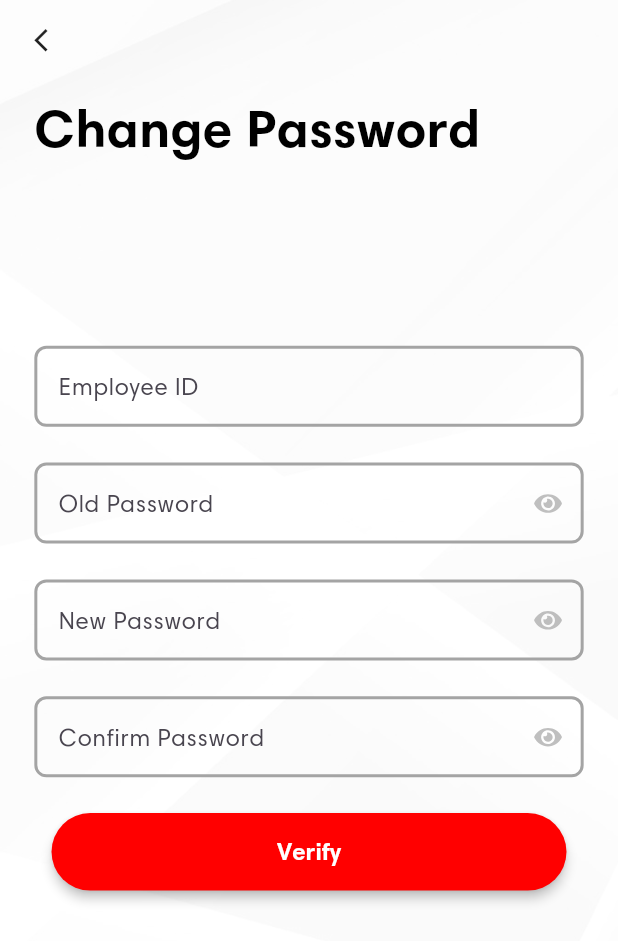
After one commit to syedrehan46/Maple-Leaf, a Flutter app: the ChangePasswordView screen opened directly, on a phone screen of 412 x 824 dp. The commit adds this screen. Shown: the top 941 px of the screen. Run offline on Flutter 3.47's test engine with Material 3 defaults, Android fonts, the phone set to English and light mode, and no system bars; our stand-ins replace device_info_plus, firebase_core, flutter_easyloading, flutter_screenutil, flutter_svg, get and 3 more; accounts and stored records are empty.

Commit message:
add auth screens ui

```diff
--- /dev/null
+++ b/lib/view/auth/change_password_view.dart
@@ -0,0 +1,79 @@
+import 'package:flutter/material.dart';
+import 'package:flutter_screenutil/flutter_screenutil.dart';
+import 'package:get/get.dart';
+
+import '../../utils/app_colors.dart';
+import '../../utils/app_fonts.dart';
+import '../../utils/ui_helper.dart';
+
+class ChangePasswordView extends StatefulWidget {
+  const ChangePasswordView({super.key});
+
+  @override
+  State<ChangePasswordView> createState() => _ChangePasswordViewState();
+}
+
+class _ChangePasswordViewState extends State<ChangePasswordView> {
+  TextEditingController usernameController = TextEditingController();
+  TextEditingController oldPasswordController = TextEditingController();
+  TextEditingController newPasswordController = TextEditingController();
+  TextEditingController confirmPasswordController = TextEditingController();
+  @override
+  Widget build(BuildContext context) {
+    return Scaffold(
+      body: SafeArea(
+        child: Stack(
+          children: [
+            Positioned.fill(child: Container(
+              decoration: BoxDecoration(
+                image: DecorationImage(
+                  image: AssetImage("assets/images/menu_bg.png"),
+                  fit: BoxFit.cover,
+                ),
+              ),
+            )),
+            Padding(
+              padding: EdgeInsets.symmetric(horizontal: 20.w),
+              child: Column(
+                crossAxisAlignment: CrossAxisAlignment.start,
+                children: [
+                  SizedBox(height: 15.h,),
+                  Row(
+                    mainAxisAlignment: MainAxisAlignment.spaceBetween,
+                    children: [
+                      GestureDetector(
+                          onTap: ()=> Get.back(),
+                          child: Icon(Icons.arrow_back_ios, size: 16.r,)),
+                    ],
+                  ),
+                  SizedBox(height: 20.h,),
+                  Text("Change Password", style: AppFonts.styleHarmoniaBold31W600(AppColors.blackColor),),
+                  SizedBox(height: 100.h,),
+                  UiHelper.customTextField(controller: usernameController,labelText: "Employee ID"),
+                  SizedBox(height: 20.h,),
+                  UiHelper.customPassTextField(controller: oldPasswordController, obscureText: true, isPasswordVisible: true, onPress: (){}, hintText: "Old Password"),
+                  SizedBox(height: 20.h,),
+                  UiHelper.customPassTextField(controller: newPasswordController, obscureText: true, isPasswordVisible: true, onPress: (){}, hintText: "New Password"),
+                  SizedBox(height: 20.h,),
+                  UiHelper.customPassTextField(controller: confirmPasswordController, obscureText: true, isPasswordVisible: true, onPress: (){}, hintText: "Confirm Password"),
+                  SizedBox(height: 20.h,),
+                  Padding(
+                    padding: EdgeInsets.symmetric(horizontal: 10.w),
+                    child: UiHelper.customButtonFill(
+                        color: AppColors.primaryColor,
+                        fontColor: Colors.white,
+                        btnText: "Verify",
+                        onTap: (){
+                          print("fill button");
+                        }
+                    ),
+                  ),
+                ],
+              ),
+            ),
+          ],
+        ),
+      ),
+    );
+  }
+}
```
Also changed, not shown: lib/view/auth/forgot_password_view.dart (added, +75 -0 lines), lib/view/auth/sign_in_view.dart (+58 -2 lines), lib/view/dashboard/select_dashboard_view.dart (added, +94 -0 lines), lib/view/dashboard/ule_dashboard_view.dart (added, +62 -0 lines).
